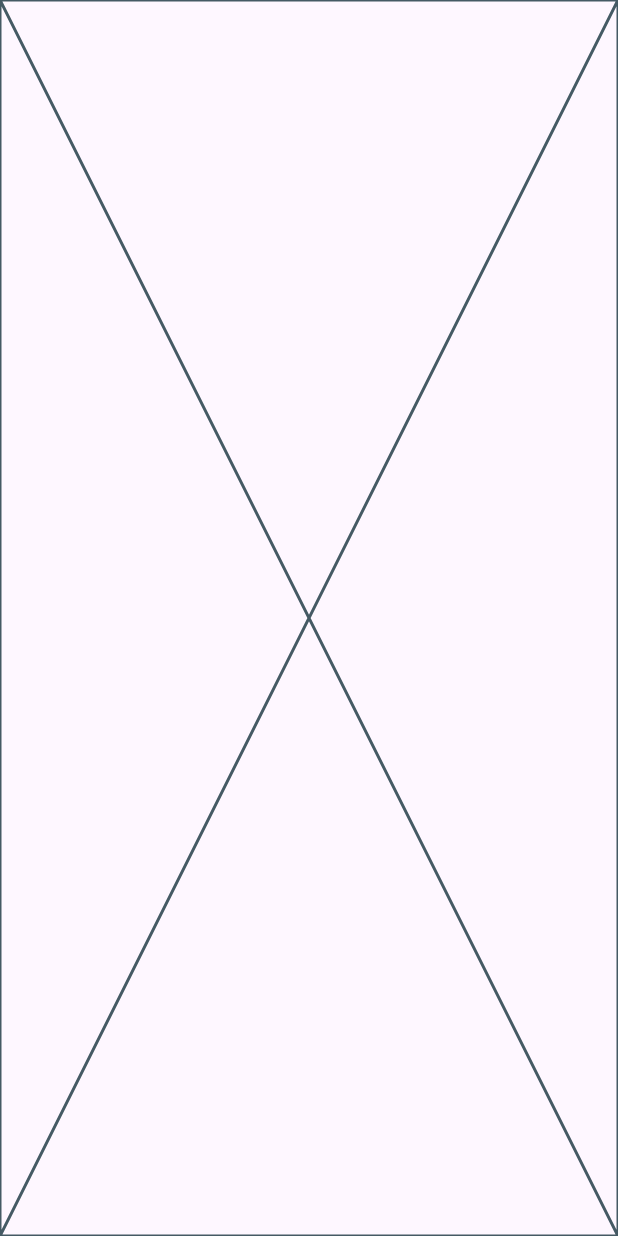
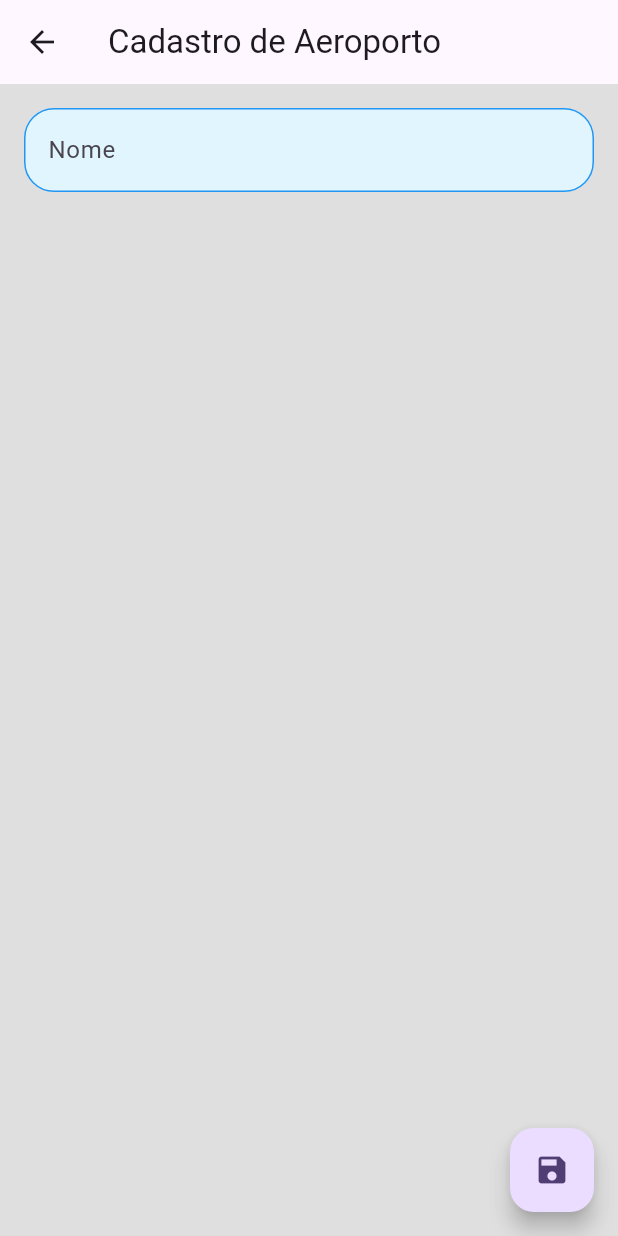
Before and after one commit to HermesLeonardo/AppAviao, a Flutter app: the tela_cadastro_aeroporto screen opened directly, on a phone screen of 412 x 824 dp. Run offline on Flutter 3.47's test engine with Material 3 defaults, Android fonts, the phone set to English and light mode, and no system bars.

Commit message:
commit obrigatorio para p pul, inicio tela cadastro aeroporto

```diff
--- a/lib/main.dart
+++ b/lib/main.dart
@@ -21,6 +21,6 @@ class MyApp extends StatelessWidget {
           colorScheme: ColorScheme.fromSeed(seedColor: Colors.deepPurple),
           useMaterial3: true,
         ),
-        home: Cadastro());
+        home: login());
   }
 }
--- a/lib/pages/tela_cadastro_aeroporto.dart
+++ b/lib/pages/tela_cadastro_aeroporto.dart
@@ -1,3 +1,4 @@
+import 'package:appaviao/Custons/Custom_tela_aeroporto/custom_from_text_field_aero.dart';
 import 'package:flutter/material.dart';
 
 class tela_cadastro_aeroporto extends StatefulWidget {
@@ -9,15 +10,64 @@ class tela_cadastro_aeroporto extends StatefulWidget {
 }
 
 class _tela_cadastro_aeroportoState extends State<tela_cadastro_aeroporto> {
+  final _formKey = GlobalKey<FormState>();
   final nomeController = TextEditingController();
   final codigoController = TextEditingController();
   final twrController = TextEditingController();
   final soloController = TextEditingController();
   final cabeceiraController = TextEditingController();
   final firController = TextEditingController();
+  final metragemPistaController = TextEditingController();
+  final patioController = TextEditingController();
+
+  final Map<String, String> _formData = {
+    'Nome': '',
+    'codigo': '',
+    'twr': '',
+    'solo': '',
+    'cabeceira': '',
+    'fir': '',
+    'metragemPista': '',
+    'patio': '',
+  };
 
   @override
   Widget build(BuildContext context) {
-    return const Placeholder();
+    return Scaffold(
+      backgroundColor: const Color.fromARGB(211, 216, 216, 216),
+      appBar: AppBar(
+        title: const Text('Cadastro de Aeroporto'),
+      ),
+      body: Form(
+        key: _formKey,
+        child: ListView(
+          padding: const EdgeInsets.all(16.0),
+          children: <Widget>[
+            Row(
+              children: <Widget>[
+                Expanded(
+                  child: custom_from_text_field_aero(
+                    labelText: 'Nome',
+                    onSaved: (value) => _formData['Nome'] = value ?? '',
+                    validator: (value) {
+                      if (value == null || value.isEmpty) {
+                        return 'Por favor, insira do Nome do aeroporto';
+                      }
+                      return null;
+                    },
+                  ),
+                ),
+              ],
+            ),
+          ],
+        ),
+      ),
+      floatingActionButton: FloatingActionButton(
+        onPressed: () {
+          // Aqui você salvaria os dados no SQLite
+        },
+        child: const Icon(Icons.save),
+      ),
+    );
   }
 }
--- a/lib/pages/tela_inicial.dart
+++ b/lib/pages/tela_inicial.dart
@@ -1,5 +1,6 @@
 import 'dart:ui';
 
+import 'package:appaviao/pages/tela_cadastro_aeroporto.dart';
 import 'package:appaviao/pages/tela_cadastro_trecho.dart';
 import 'package:flutter/cupertino.dart';
 import 'package:flutter/material.dart';
@@ -100,6 +101,11 @@ class tela_inicial extends StatelessWidget {
                           const Color.fromARGB(255, 69, 159, 227)),
                     ),
                     onPressed: () {
+                      Navigator.push(
+                          context,
+                          MaterialPageRoute(
+                              builder: ((context) =>
+                                  const tela_cadastro_aeroporto())));
                       //print('Cadastrar Aeroporto');
                     },
                     child: const Text(
```
Also changed, not shown: lib/Custons/Custom_tela_trecho/caixa_info_widget.dart (+8 -8 lines), lib/pages/login.dart (+5 -8 lines), lib/pages/tela_cadastro_trecho.dart (+4 -7 lines).
